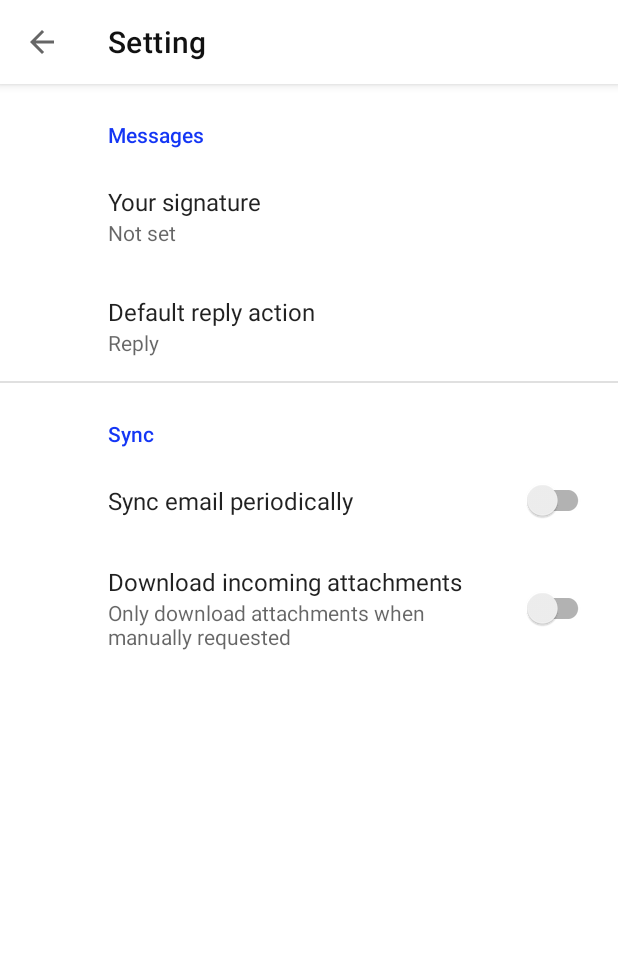
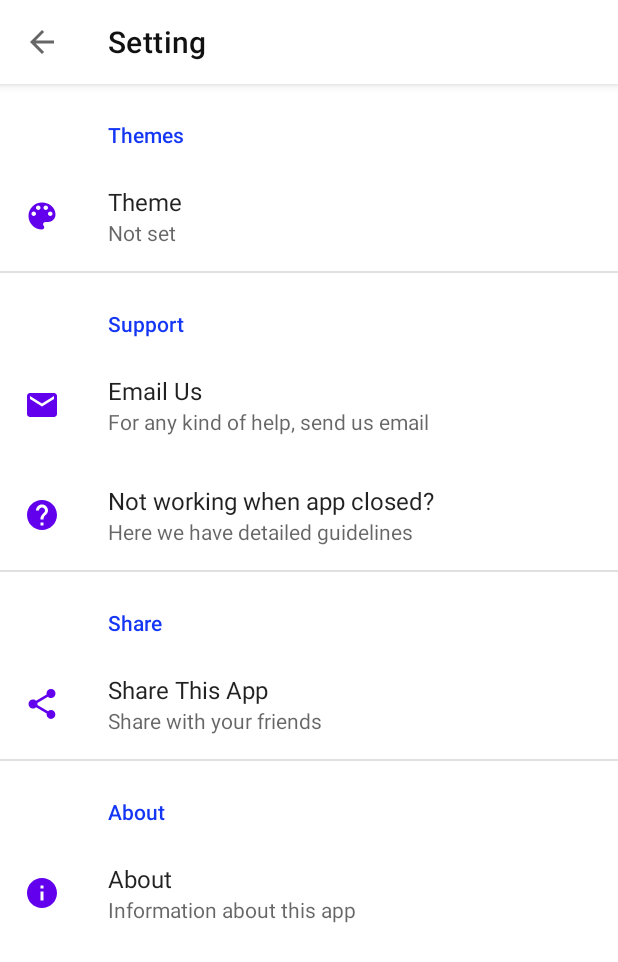
Before and after one commit to rktuhinbd/work, an Android app: the SettingsActivity screen opened directly, with no data from a screen before it, on a phone screen of 412 x 824 dp. Shown: the top 962 px of the screen. Run offline under Robolectric (Android 15) with nearby library versions, the light colour scheme and no system bars; our stand-ins replace androidx.preference.

Commit message:
preferences options added

```diff
--- /dev/null
+++ b/app/src/main/res/drawable/ic_color_lens_black_24dp.xml
@@ -0,0 +1,10 @@
+<vector xmlns:android="http://schemas.android.com/apk/res/android"
+        android:width="24dp"
+    android:tint="#6200EE"
+        android:height="24dp"
+        android:viewportWidth="24.0"
+        android:viewportHeight="24.0">
+    <path
+        android:fillColor="#FF000000"
+        android:pathData="M12,3c-4.97,0 -9,4.03 -9,9s4.03,9 9,9c0.83,0 1.5,-0.67 1.5,-1.5 0,-0.39 -0.15,-0.74 -0.39,-1.01 -0.23,-0.26 -0.38,-0.61 -0.38,-0.99 0,-0.83 0.67,-1.5 1.5,-1.5L16,16c2.76,0 5,-2.24 5,-5 0,-4.42 -4.03,-8 -9,-8zM6.5,12c-0.83,0 -1.5,-0.67 -1.5,-1.5S5.67,9 6.5,9 8,9.67 8,10.5 7.33,12 6.5,12zM9.5,8C8.67,8 8,7.33 8,6.5S8.67,5 9.5,5s1.5,0.67 1.5,1.5S10.33,8 9.5,8zM14.5,8c-0.83,0 -1.5,-0.67 -1.5,-1.5S13.67,5 14.5,5s1.5,0.67 1.5,1.5S15.33,8 14.5,8zM17.5,12c-0.83,0 -1.5,-0.67 -1.5,-1.5S16.67,9 17.5,9s1.5,0.67 1.5,1.5 -0.67,1.5 -1.5,1.5z"/>
+</vector>
--- /dev/null
+++ b/app/src/main/res/drawable/ic_email_black_24dp.xml
@@ -0,0 +1,10 @@
+<vector xmlns:android="http://schemas.android.com/apk/res/android"
+        android:width="24dp"
+    android:tint="#6200EE"
+        android:height="24dp"
+        android:viewportWidth="24.0"
+        android:viewportHeight="24.0">
+    <path
+        android:fillColor="#FF000000"
+        android:pathData="M20,4L4,4c-1.1,0 -1.99,0.9 -1.99,2L2,18c0,1.1 0.9,2 2,2h16c1.1,0 2,-0.9 2,-2L22,6c0,-1.1 -0.9,-2 -2,-2zM20,8l-8,5 -8,-5L4,6l8,5 8,-5v2z"/>
+</vector>
--- /dev/null
+++ b/app/src/main/res/drawable/ic_help_black_24dp.xml
@@ -0,0 +1,10 @@
+<vector xmlns:android="http://schemas.android.com/apk/res/android"
+        android:width="24dp"
+        android:height="24dp"
+    android:tint="#6200EE"
+        android:viewportWidth="24.0"
+        android:viewportHeight="24.0">
+    <path
+        android:fillColor="#FF000000"
+        android:pathData="M12,2C6.48,2 2,6.48 2,12s4.48,10 10,10 10,-4.48 10,-10S17.52,2 12,2zM13,19h-2v-2h2v2zM15.07,11.25l-0.9,0.92C13.45,12.9 13,13.5 13,15h-2v-0.5c0,-1.1 0.45,-2.1 1.17,-2.83l1.24,-1.26c0.37,-0.36 0.59,-0.86 0.59,-1.41 0,-1.1 -0.9,-2 -2,-2s-2,0.9 -2,2L8,9c0,-2.21 1.79,-4 4,-4s4,1.79 4,4c0,0.88 -0.36,1.68 -0.93,2.25z"/>
+</vector>
--- /dev/null
+++ b/app/src/main/res/drawable/ic_info_black_24dp.xml
@@ -0,0 +1,5 @@
+<vector android:height="24dp" android:tint="#6200EE"
+    android:viewportHeight="24.0" android:viewportWidth="24.0"
+    android:width="24dp" xmlns:android="http://schemas.android.com/apk/res/android">
+    <path android:fillColor="#FF000000" android:pathData="M12,2C6.48,2 2,6.48 2,12s4.48,10 10,10 10,-4.48 10,-10S17.52,2 12,2zM13,17h-2v-6h2v6zM13,9h-2L11,7h2v2z"/>
+</vector>
--- /dev/null
+++ b/app/src/main/res/drawable/ic_share_black_24dp.xml
@@ -0,0 +1,10 @@
+<vector xmlns:android="http://schemas.android.com/apk/res/android"
+        android:width="24dp"
+    android:tint="#6200EE"
+        android:height="24dp"
+        android:viewportWidth="24.0"
+        android:viewportHeight="24.0">
+    <path
+        android:fillColor="#FF000000"
+        android:pathData="M18,16.08c-0.76,0 -1.44,0.3 -1.96,0.77L8.91,12.7c0.05,-0.23 0.09,-0.46 0.09,-0.7s-0.04,-0.47 -0.09,-0.7l7.05,-4.11c0.54,0.5 1.25,0.81 2.04,0.81 1.66,0 3,-1.34 3,-3s-1.34,-3 -3,-3 -3,1.34 -3,3c0,0.24 0.04,0.47 0.09,0.7L8.04,9.81C7.5,9.31 6.79,9 6,9c-1.66,0 -3,1.34 -3,3s1.34,3 3,3c0.79,0 1.5,-0.31 2.04,-0.81l7.12,4.16c-0.05,0.21 -0.08,0.43 -0.08,0.65 0,1.61 1.31,2.92 2.92,2.92 1.61,0 2.92,-1.31 2.92,-2.92s-1.31,-2.92 -2.92,-2.92z"/>
+</vector>
--- a/app/src/main/res/values/arrays.xml
+++ b/app/src/main/res/values/arrays.xml
@@ -1,12 +1,13 @@
 <resources>
     <!-- Reply Preference -->
-    <string-array name="reply_entries">
-        <item>Reply</item>
-        <item>Reply to all</item>
+    <string-array name="theme_entries">
+        <item>Light</item>
+        <item>Dark</item>
     </string-array>
 
     <string-array name="reply_values">
-        <item>reply</item>
-        <item>reply_all</item>
+        <item>Light</item>
+        <item>Dark</item>
     </string-array>
+
 </resources>
--- a/app/src/main/res/values/strings.xml
+++ b/app/src/main/res/values/strings.xml
@@ -37,12 +37,13 @@
 
     <!-- Messages Preferences -->
     <string name="signature_title">Your signature</string>
-    <string name="reply_title">Default reply action</string>
+    <string name="reply_title">Theme</string>
 
     <!-- Sync Preferences -->
-    <string name="sync_title">Sync email periodically</string>
+    <string name="email_us">Email Us</string>
     <string name="attachment_title">Download incoming attachments</string>
     <string name="attachment_summary_on">Automatically download attachments for incoming emails
     </string>
     <string name="attachment_summary_off">Only download attachments when manually requested</string>
+    <string name="txt_themes">Themes</string>
 </resources>
--- a/app/src/main/res/xml/root_preferences.xml
+++ b/app/src/main/res/xml/root_preferences.xml
@@ -1,34 +1,64 @@
 <PreferenceScreen xmlns:app="http://schemas.android.com/apk/res-auto">
 
-    <PreferenceCategory app:title="@string/messages_header">
+    <PreferenceCategory app:title="@string/txt_themes">
 
-        <EditTextPreference
+     <!--   <EditTextPreference
             app:key="signature"
             app:title="@string/signature_title"
             app:useSimpleSummaryProvider="true" />
-
+-->
         <ListPreference
             app:defaultValue="reply"
-            app:entries="@array/reply_entries"
+            app:entries="@array/theme_entries"
             app:entryValues="@array/reply_values"
-            app:key="reply"
+            app:key="theme"
+            app:enabled="true"
+            app:icon="@drawable/ic_color_lens_black_24dp"
             app:title="@string/reply_title"
             app:useSimpleSummaryProvider="true" />
 
     </PreferenceCategory>
 
-    <PreferenceCategory app:title="@string/sync_header">
+    <PreferenceCategory app:title="Support">
 
-        <SwitchPreferenceCompat
-            app:key="sync"
-            app:title="@string/sync_title" />
+        <Preference
+            app:key="email"
+            app:title="@string/email_us"
+            app:icon="@drawable/ic_email_black_24dp"
+            app:summary="For any kind of help, send us email"
+            />
 
-        <SwitchPreferenceCompat
-            app:dependency="sync"
-            app:key="attachment"
-            app:summaryOff="@string/attachment_summary_off"
-            app:summaryOn="@string/attachment_summary_on"
-            app:title="@string/attachment_title" />
+        <Preference
+            app:key="background_not_working"
+            app:icon="@drawable/ic_help_black_24dp"
+            app:title="Not working when app closed?"
+            app:summary="Here we have detailed guidelines"
+            />
+
+
+    </PreferenceCategory>
+
+
+    <PreferenceCategory app:title="Share">
+
+        <Preference
+            app:key="share"
+            app:title="Share This App"
+            app:icon="@drawable/ic_share_black_24dp"
+            app:summary="Share with your friends"
+            />
+
+
+    </PreferenceCategory>
+
+    <PreferenceCategory app:title="About">
+
+        <Preference
+            app:key="about"
+            app:title="About"
+            app:icon="@drawable/ic_info_black_24dp"
+            app:summary="Information about this app"
+            />
 
     </PreferenceCategory>
 
```
